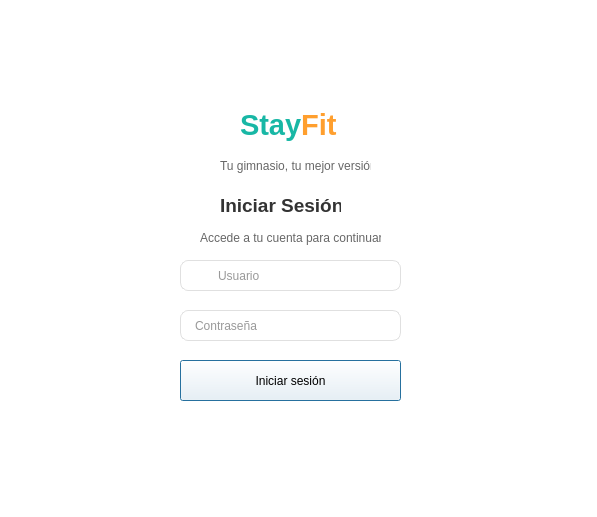
Above: Proyecto/src/vista/Ui/interfaz_grafica.ui from smonts01/Ingenieria-del-software before the change. Below: the same form after it.
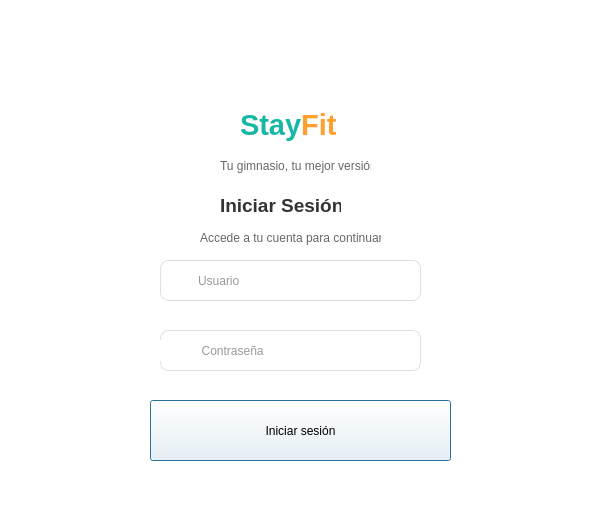
That is the form after the change. Icons and pictures are not drawn.

```diff
--- a/Proyecto/src/vista/Ui/interfaz_grafica.ui
+++ b/Proyecto/src/vista/Ui/interfaz_grafica.ui
@@ -91,10 +91,10 @@
   <widget class="QLineEdit" name="txtUsuario">
    <property name="geometry">
     <rect>
-     <x>180</x>
+     <x>160</x>
      <y>260</y>
-     <width>221</width>
-     <height>31</height>
+     <width>261</width>
+     <height>41</height>
     </rect>
    </property>
    <property name="styleSheet">
@@ -107,6 +107,9 @@
     color: #333333;
 }</string>
    </property>
+   <property name="text">
+    <string/>
+   </property>
    <property name="placeholderText">
     <string>Usuario</string>
    </property>
@@ -114,10 +117,10 @@
   <widget class="QLineEdit" name="txtContrasea">
    <property name="geometry">
     <rect>
-     <x>180</x>
-     <y>310</y>
-     <width>221</width>
-     <height>31</height>
+     <x>160</x>
+     <y>330</y>
+     <width>261</width>
+     <height>41</height>
     </rect>
    </property>
    <property name="styleSheet">
@@ -134,7 +137,7 @@
     <enum>QLineEdit::Password</enum>
    </property>
    <property name="placeholderText">
-    <string>Contraseña</string>
+    <string>        Contraseña</string>
    </property>
   </widget>
   <widget class="QLabel" name="label_4">
@@ -159,10 +162,10 @@
   <widget class="QPushButton" name="pushButton">
    <property name="geometry">
     <rect>
-     <x>180</x>
-     <y>360</y>
-     <width>221</width>
-     <height>41</height>
+     <x>150</x>
+     <y>400</y>
+     <width>301</width>
+     <height>61</height>
     </rect>
    </property>
    <property name="styleSheet">
@@ -182,6 +185,60 @@
     <string>Iniciar sesión</string>
    </property>
   </widget>
+  <widget class="QLabel" name="label_5">
+   <property name="geometry">
+    <rect>
+     <x>130</x>
+     <y>10</y>
+     <width>331</width>
+     <height>91</height>
+    </rect>
+   </property>
+   <property name="minimumSize">
+    <size>
+     <width>331</width>
+     <height>0</height>
+    </size>
+   </property>
+   <property name="styleSheet">
+    <string notr="true">image: url(:/prefijoNuevo/logo_stayfit.png)</string>
+   </property>
+   <property name="text">
+    <string/>
+   </property>
+  </widget>
+  <widget class="QLabel" name="label_6">
+   <property name="geometry">
+    <rect>
+     <x>170</x>
+     <y>270</y>
+     <width>20</width>
+     <height>20</height>
+    </rect>
+   </property>
+   <property name="styleSheet">
+    <string notr="true">image: url(:/prefijoNuevo/icono_usuario.png)</string>
+   </property>
+   <property name="text">
+    <string/>
+   </property>
+  </widget>
+  <widget class="QLabel" name="label_7">
+   <property name="geometry">
+    <rect>
+     <x>160</x>
+     <y>340</y>
+     <width>31</width>
+     <height>21</height>
+    </rect>
+   </property>
+   <property name="styleSheet">
+    <string notr="true">image: url(:/prefijoNuevo/contrasenia.jpg)</string>
+   </property>
+   <property name="text">
+    <string/>
+   </property>
+  </widget>
  </widget>
  <resources>
   <include location="../../../../../../../../../Downloads/logo_stayfit/logo_stayfit.qrc"/>
```
